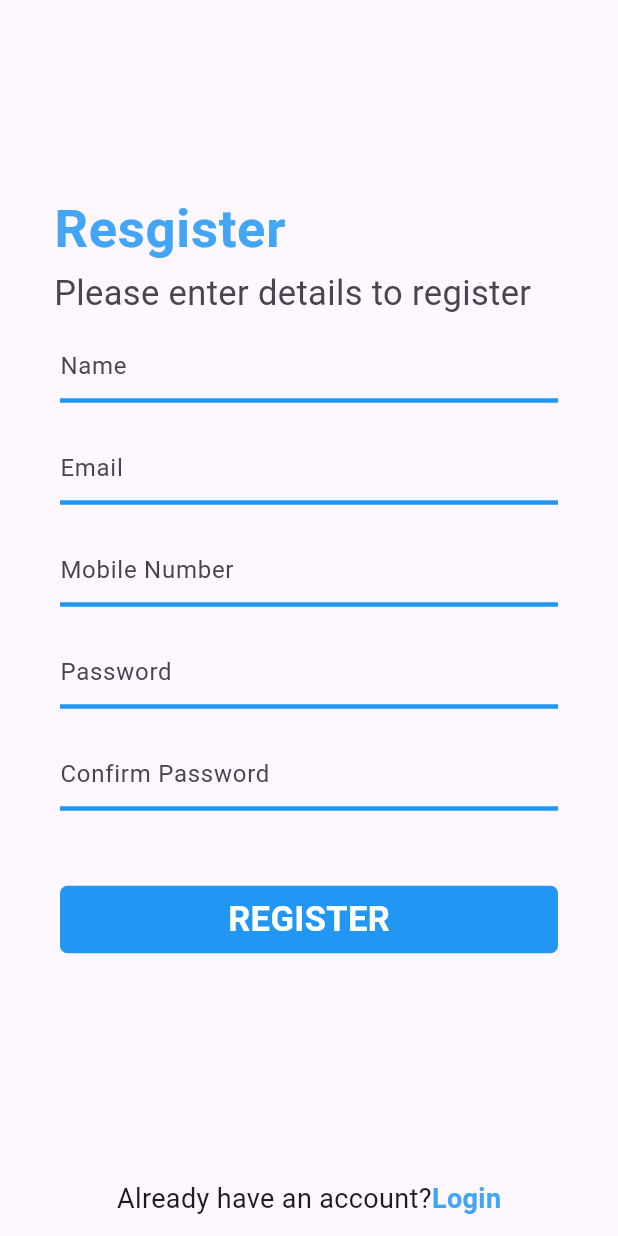
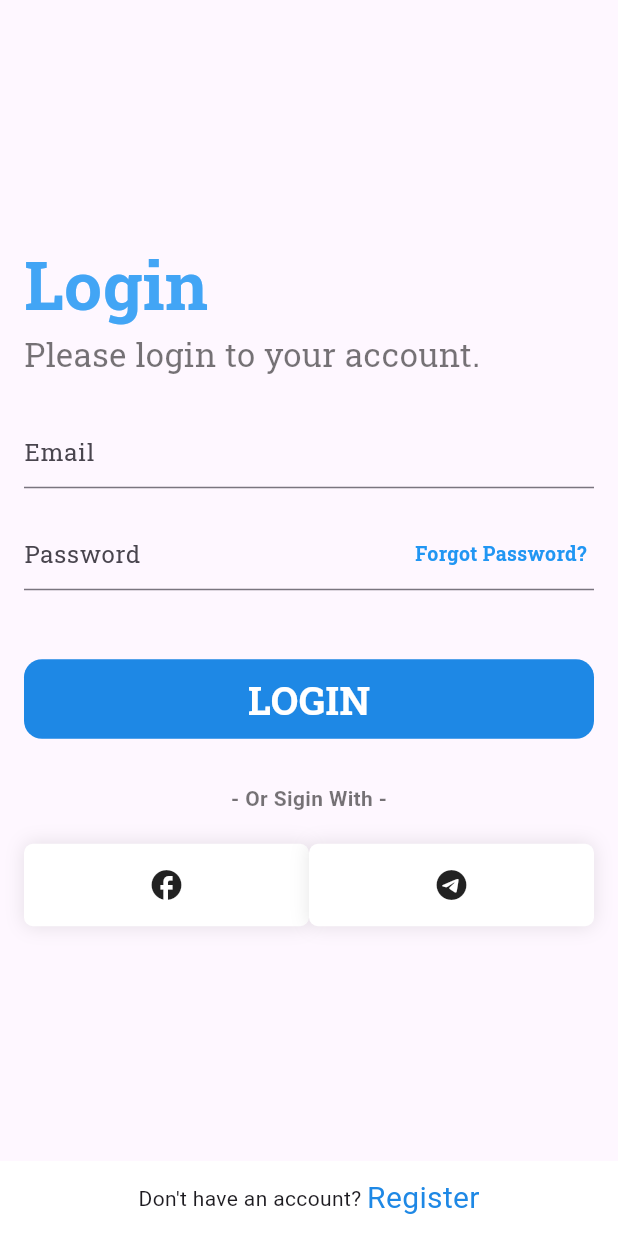
Before and after one commit to veasnaITE/pratice_userProfile, a Flutter app: the screen it shows after launch, on a phone screen of 412 x 824 dp. Run offline on Flutter 3.47's test engine with Material 2 defaults, Android fonts, the phone set to English and light mode, and no system bars; our stand-ins replace google_fonts.

Commit message:
code adding

```diff
--- a/lib/main.dart
+++ b/lib/main.dart
@@ -18,7 +18,7 @@ class MyApp extends StatelessWidget {
         colorScheme: ColorScheme.fromSeed(seedColor: Colors.deepPurple),
         useMaterial3: true,
       ),
-      home: Register(),
+      home: LoginScreen(),
     );
   }
 }
--- a/lib/pages/login.dart
+++ b/lib/pages/login.dart
@@ -1,24 +1,138 @@
 import 'package:flutter/cupertino.dart';
 import 'package:flutter/material.dart';
+import 'package:google_fonts/google_fonts.dart';
+import 'package:practic_user_profile/pages/category.dart';
+import 'package:practic_user_profile/pages/register.dart';
+import 'package:practic_user_profile/pages/socail.dart';
 
-class LogIn extends StatelessWidget {
-  const LogIn({super.key});
+class LoginScreen extends StatefulWidget {
+  const LoginScreen({super.key});
+
+  @override
+  State<LoginScreen> createState() => _LoginScreenState();
+}
+
+class _LoginScreenState extends State<LoginScreen> {
+  void _loginButtonPressed() {
+    Navigator.push(
+      context,
+      MaterialPageRoute(builder: (context) => CategoryPage()),
+    );
+  }
+
+  void _registerButtonPressed() {
+    Navigator.push(
+      context,
+      MaterialPageRoute(builder: (context) => Register()),
+    );
+  }
+
   @override
   Widget build(BuildContext context) {
     return Scaffold(
-      body: Container(
-        padding: EdgeInsets.all(10.0),
-        child: Center(
+        body: Padding(
+          padding: const EdgeInsets.all(16),
           child: Column(
+            mainAxisAlignment: MainAxisAlignment.center,
+            crossAxisAlignment: CrossAxisAlignment.start,
             children: [
-              ListTile(
-                title: Text('Login'),
-                subtitle: Text('Please login to your account.'),
-              )
+              Text(
+                'Login',
+                style: GoogleFonts.robotoSlab(
+                  color: Colors.blue[400],
+                  fontSize: 45,
+                  fontWeight: FontWeight.bold,
+                ),
+              ),
+              Text(
+                'Please login to your account.',
+                style: GoogleFonts.robotoSlab(
+                  color: Colors.black54,
+                  fontSize: 22,
+                ),
+              ),
+              SizedBox(
+                height: 26,
+              ),
+              TextField(
+                keyboardType: TextInputType.emailAddress,
+                decoration: InputDecoration(
+                  hintText: "Email",
+                  hintStyle: GoogleFonts.robotoSlab(),
+                ),
+              ),
+              SizedBox(height: 20),
+              Stack(
+                alignment: Alignment.centerRight,
+                children: [
+                  TextField(
+                    obscureText: true,
+                    decoration: InputDecoration(hintText: "Password",hintStyle: GoogleFonts.robotoSlab()),
+
+                  ),
+                  GestureDetector(
+                    onTap: () {
+                      // Handle forgot password
+                    },
+                    child: Padding(
+                      padding: const EdgeInsets.only(right: 5.0),
+                      child: Text(
+                        'Forgot Password?',
+                        style: GoogleFonts.robotoSlab(
+                          color: Colors.blue,
+                          fontSize: 13,
+                          fontWeight: FontWeight.bold,
+                        ),
+                      ),
+                    ),
+                  ),
+                ],
+              ),
+              SizedBox(height: 46),
+              Container(
+                width: double.infinity,
+                child: RawMaterialButton(
+                  onPressed: _loginButtonPressed,
+                  fillColor: Colors.blue[600],
+                  elevation: 0.0,
+                  padding: EdgeInsets.symmetric(vertical: 8.0),
+                  shape: RoundedRectangleBorder(
+                    borderRadius: BorderRadius.circular(12.0),
+                  ),
+                  child: Text(
+                    "LOGIN",
+                    style: GoogleFonts.robotoSlab(
+                      color: Colors.white,
+                      fontWeight: FontWeight.bold,
+                      fontSize: 26,
+                    ),
+                  ),
+                ),
+              ),
+              SizedBox(height: 30),
+              ScoailLogin(),
             ],
           ),
         ),
-      ),
-    );
+        bottomNavigationBar: Container(
+          height: 50,
+          color: Colors.white,
+          alignment: Alignment.center,
+          child: Row(mainAxisAlignment: MainAxisAlignment.center, children: [
+            Text(
+              'Don\'t have an account? ',
+            ),
+            InkWell(
+              onTap: _registerButtonPressed,
+              child: Text(
+                "Register",
+                style: TextStyle(
+                  color: Colors.blue[600],
+                  fontSize: 20,
+                ),
+              ),
+            )
+          ]),
+        ));
   }
 }
--- a/lib/pages/register.dart
+++ b/lib/pages/register.dart
@@ -1,21 +1,36 @@
 import 'package:flutter/cupertino.dart';
 import 'package:flutter/material.dart';
+import 'package:google_fonts/google_fonts.dart';
+import 'package:practic_user_profile/pages/login.dart';
+class Register extends StatefulWidget {
+  const Register({super.key});
 
-class Register extends StatelessWidget {
-  const Register({super.key});
+  @override
+  State<Register> createState() => _RegisterState();
+}
+
+class _RegisterState extends State<Register> {
+  void _loginButtonPressed() {
+    Navigator.push(
+      context,
+      MaterialPageRoute(builder: (context) => LoginScreen()),
+    );
+  }
 
   @override
   Widget build(BuildContext context) {
     return Scaffold(
-      body: Container(
+        body: Center(
+          child: Container(
             padding: EdgeInsets.all(20),
+            child: SingleChildScrollView(
               child: Column(
                 mainAxisAlignment: MainAxisAlignment.center,
                 children: [
                   ListTile(
                     title: Text(
-                'Resgister',
-                style: TextStyle(
+                      'Register',
+                      style: GoogleFonts.robotoSlab(
                         color: Colors.blue[400],
                         fontSize: 35,
                         fontWeight: FontWeight.bold,
@@ -23,7 +38,7 @@ class Register extends StatelessWidget {
                     ),
                     subtitle: Text(
                       'Please enter details to register',
-                style: TextStyle(fontSize: 23),
+                      style: GoogleFonts.robotoSlab(fontSize: 20),
                     ),
                   ),
                   Column(
@@ -33,11 +48,8 @@ class Register extends StatelessWidget {
                         child: TextField(
                           decoration: InputDecoration(
                             hintText: ('Name'),
-                      hintStyle: TextStyle(
+                            hintStyle: GoogleFonts.robotoSlab(
                               fontSize: 16,
-                      ),
-                      enabledBorder: UnderlineInputBorder(
-                        borderSide: BorderSide(width: 3, color: Colors.blue),
                             ),
                           ),
                         ),
@@ -50,11 +62,8 @@ class Register extends StatelessWidget {
                         child: TextField(
                           decoration: InputDecoration(
                             hintText: ('Email'),
-                      hintStyle: TextStyle(
+                            hintStyle: GoogleFonts.robotoSlab(
                               fontSize: 16,
-                      ),
-                      enabledBorder: UnderlineInputBorder(
-                        borderSide: BorderSide(width: 3, color: Colors.blue),
                             ),
                           ),
                         ),
@@ -67,11 +76,8 @@ class Register extends StatelessWidget {
                         child: TextField(
                           decoration: InputDecoration(
                             hintText: ('Mobile Number'),
-                      hintStyle: TextStyle(
+                            hintStyle: GoogleFonts.robotoSlab(
                               fontSize: 16,
-                      ),
-                      enabledBorder: UnderlineInputBorder(
-                        borderSide: BorderSide(width: 3, color: Colors.blue),
                             ),
                           ),
                         ),
@@ -84,11 +90,8 @@ class Register extends StatelessWidget {
                         child: TextField(
                           decoration: InputDecoration(
                             hintText: ('Password'),
-                      hintStyle: TextStyle(
+                            hintStyle: GoogleFonts.robotoSlab(
                               fontSize: 16,
-                      ),
-                      enabledBorder: UnderlineInputBorder(
-                        borderSide: BorderSide(width: 3, color: Colors.blue),
                             ),
                           ),
                         ),
@@ -101,11 +104,8 @@ class Register extends StatelessWidget {
                         child: TextField(
                           decoration: InputDecoration(
                             hintText: ('Confirm Password'),
-                      hintStyle: TextStyle(
+                            hintStyle: GoogleFonts.robotoSlab(
                               fontSize: 16,
-                      ),
-                      enabledBorder: UnderlineInputBorder(
-                        borderSide: BorderSide(width: 3, color: Colors.blue),
                             ),
                           ),
                         ),
@@ -116,22 +116,23 @@ class Register extends StatelessWidget {
                     height: 50,
                   ),
                   Padding(
-              padding: const EdgeInsets.symmetric(horizontal: 20),
+                    padding: const EdgeInsets.symmetric(horizontal: 12),
                     child: Container(
                       width: MediaQuery.of(context).size.width,
-                height: 45,
+                      height: 60,
                       decoration: BoxDecoration(
                         color: Colors.blue,
                         borderRadius: BorderRadius.all(Radius.circular(5.0)),
                       ),
                       child: Center(
-                  child: Text('REGISTER',
-                    style: TextStyle(
+                        child: Text(
+                          'REGISTER',
+                          style: GoogleFonts.robotoSlab(
                               fontWeight: FontWeight.bold,
                               fontSize: 23,
-                      color: Colors.white
+                              color: Colors.white),
                         ),
-                ),),
+                      ),
                     ),
                   ),
                   SizedBox(
@@ -140,25 +141,27 @@ class Register extends StatelessWidget {
                 ],
               ),
             ),
-      bottomNavigationBar:
-      Container(
+          ),
+        ),
+        bottomNavigationBar: Container(
           height: 50,
-        child: Row(
-          mainAxisAlignment: MainAxisAlignment.center,
-          children: [
-            Text('Already have an account?',
-              style: TextStyle(
-                fontSize: 18,
-              ),),
-            Text('Login',
-              style: TextStyle(
-                  fontSize: 18,
-                  color: Colors.blue[400],
-                  fontWeight: FontWeight.bold
-              ),),
-          ],
+          color: Colors.white,
+          alignment: Alignment.center,
+          child: Row(mainAxisAlignment: MainAxisAlignment.center, children: [
+            Text(
+              'Already have an account? ',
+              style: GoogleFonts.robotoSlab(fontSize: 16),
             ),
+            InkWell(
+              onTap: _loginButtonPressed,
+              child: Text("Login",
+                  style: GoogleFonts.robotoSlab(
+                    color: Colors.blue[600],
+                    fontSize: 20,
+                    fontWeight: FontWeight.bold,
+                  )),
             )
-    );
+          ]),
+        ));
   }
 }
--- /dev/null
+++ b/lib/pages/socail.dart
@@ -0,0 +1,65 @@
+import 'package:flutter/cupertino.dart';
+import 'package:flutter/material.dart';
+
+class ScoailLogin extends StatelessWidget {
+  const ScoailLogin({super.key});
+
+  @override
+  Widget build(BuildContext context) {
+    return Column(
+      children: [
+        Container(
+          alignment: Alignment.center,
+          child: Text(
+            '- Or Sigin With -',
+            style: TextStyle(
+              color: Colors.black54,
+              fontWeight: FontWeight.w600,
+            ),
+          ),
+        ),
+        const SizedBox(height: 20),
+        Row(
+          children: [
+            Expanded(
+              child: Container(
+                alignment: Alignment.center,
+                height: 55,
+                decoration: BoxDecoration(
+                  color: Colors.white,
+                  borderRadius: BorderRadius.circular(6),
+                  boxShadow: [
+                    BoxShadow(
+                      color: Colors.black.withOpacity(.1),
+                      blurRadius: 10,
+                    ),
+                  ],
+                ),
+                child: Icon(
+                  Icons.facebook
+                ),
+              ),
+            ),
+            Expanded(
+              child: Container(
+                alignment: Alignment.center,
+                height: 55,
+                decoration: BoxDecoration(
+                  color: Colors.white,
+                  borderRadius: BorderRadius.circular(6),
+                  boxShadow: [
+                    BoxShadow(
+                      color: Colors.black.withOpacity(.1),
+                      blurRadius: 10,
+                    ),
+                  ],
+                ),
+                child: Icon(Icons.telegram),
+              ),
+            ),
+          ],
+        )
+      ],
+    );
+  }
+}
--- a/pubspec.yaml
+++ b/pubspec.yaml
@@ -30,11 +30,12 @@ environment:
 dependencies:
   flutter:
     sdk: flutter
+  google_fonts:
 
 
   # The following adds the Cupertino Icons font to your application.
   # Use with the CupertinoIcons class for iOS style icons.
-  cupertino_icons: ^1.0.2
+  cupertino_icons: ^1.0.0
 
 dev_dependencies:
   flutter_test:
@@ -59,7 +60,8 @@ flutter:
   uses-material-design: true
 
   # To add assets to your application, add an assets section, like this:
-  # assets:
+  assets:
+    - images/profile.jpg
   #   - images/a_dot_burr.jpeg
   #   - images/a_dot_ham.jpeg
 
```
Also changed, not shown: lib/pages/category.dart (added, +63 -0 lines), lib/pages/course.dart (added, +61 -0 lines), images/profile.jpg (added), pubspec.lock. Lines whose indentation alone changed are shown as unchanged.
